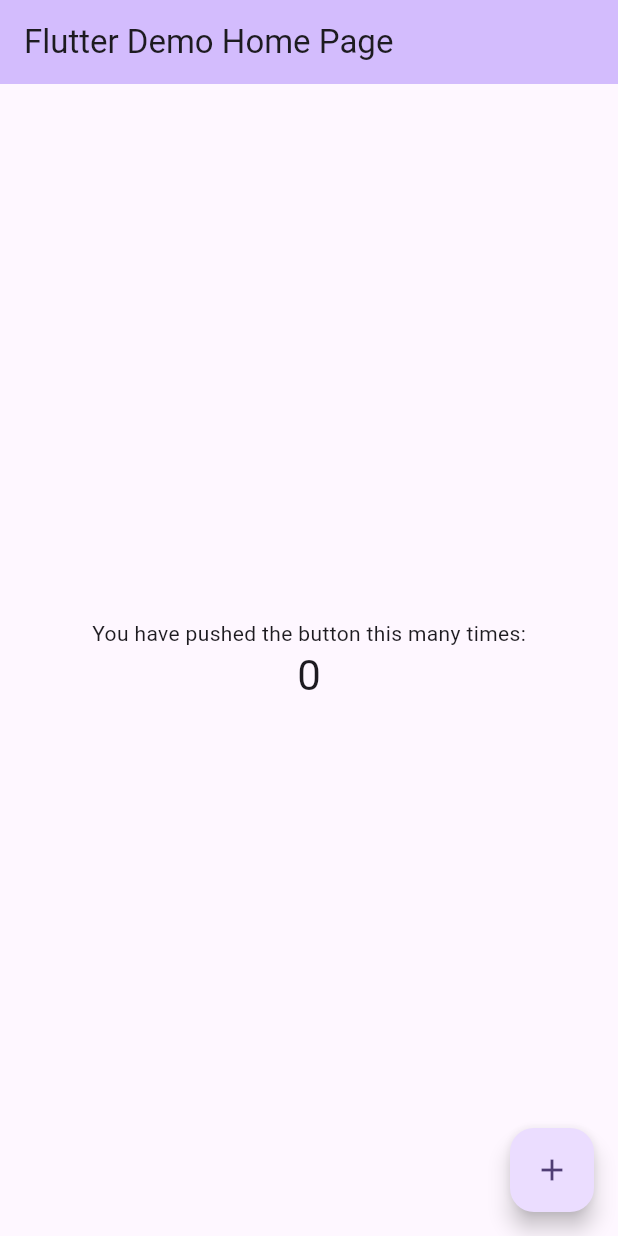
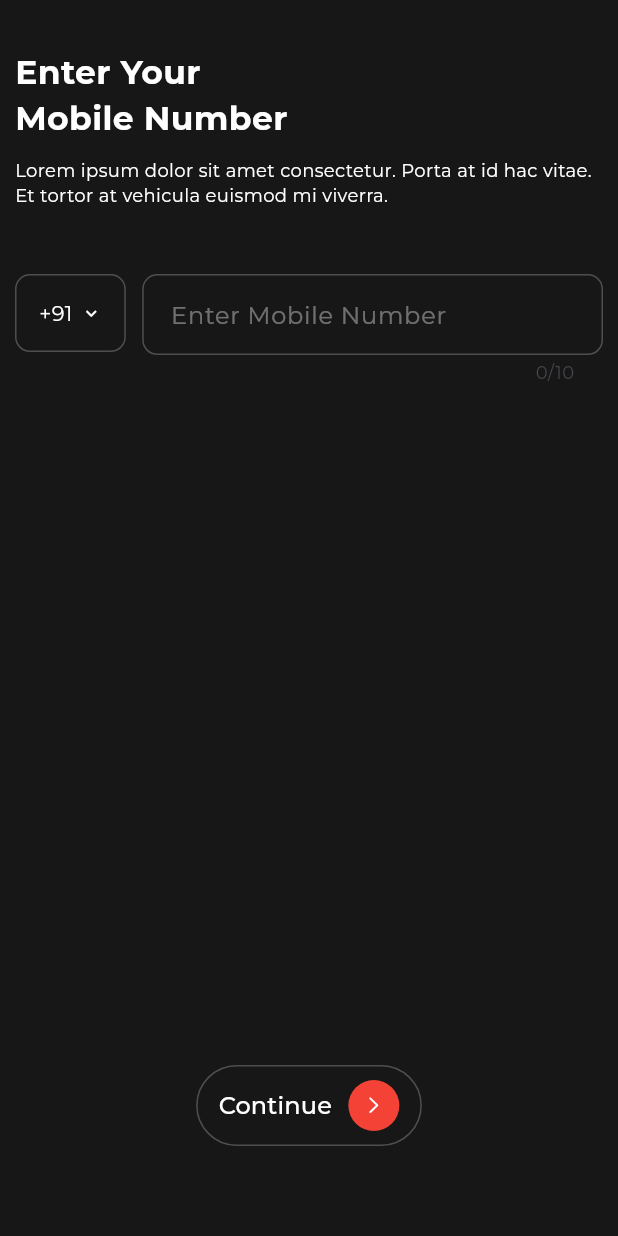
Before and after one commit to ShijasMkt/learnbook, a Flutter app: the screen it shows after launch, on a phone screen of 412 x 824 dp. Run offline on Flutter 3.47's test engine with Material 3 defaults, Android fonts, the phone set to English and light mode, and no system bars; our stand-ins replace dio, flutter_riverpod, flutter_secure_storage, google_fonts.

Commit message:
Created Dio setup and Login Page - Initialized dio - Created login page - Created page switcher

```diff
--- /dev/null
+++ b/lib/core/network/api_endpoints.dart
@@ -0,0 +1,7 @@
+class ApiEndpoints {
+  static const baseUrl = "https://frijo.noviindus.in/api/";
+  static const otpVerified = "otp_verified";
+  static const categoryList = "category_list";
+  static const home = "home";
+  static const myFeed = "my_feed";
+}
--- /dev/null
+++ b/lib/core/network/dio_client.dart
@@ -0,0 +1,28 @@
+import 'package:dio/dio.dart';
+import 'package:learnbook/core/network/api_endpoints.dart';
+import 'package:learnbook/core/network/dio_interceptor.dart';
+import 'package:learnbook/core/storage/secure_storage_service.dart';
+
+class DioClient {
+  late final Dio dio;
+
+  DioClient(SecureStorageService storage) {
+    dio = Dio(
+      BaseOptions(
+        baseUrl: ApiEndpoints.baseUrl,
+        headers: {
+          "Accept": "application/json",
+        }
+      )
+    );
+
+    dio.interceptors.add(DioInterceptor(storage));
+
+    dio.interceptors.add(
+      LogInterceptor(
+        requestBody: true,
+        responseBody: true
+      )
+    );
+  }
+}
--- /dev/null
+++ b/lib/core/network/dio_interceptor.dart
@@ -0,0 +1,27 @@
+import 'package:dio/dio.dart';
+import 'package:learnbook/core/storage/secure_storage_service.dart';
+
+class DioInterceptor extends Interceptor {
+  final SecureStorageService storage;
+
+  DioInterceptor(this.storage);
+
+  @override
+  void onRequest(RequestOptions options, RequestInterceptorHandler handler) async{
+    final token = await storage.getToken();
+
+    if(token != null) {
+      options.headers['Authorization'] = 'Bearer $token';
+    }
+
+    return handler.next(options);
+  }
+
+  @override
+  void onError(DioException err, ErrorInterceptorHandler handler) {
+    if(err.response?.statusCode == 401){
+      storage.clearToken();
+    }
+    return handler.next(err);
+  }
+}
--- /dev/null
+++ b/lib/core/storage/secure_storage_service.dart
@@ -0,0 +1,19 @@
+import 'package:flutter_secure_storage/flutter_secure_storage.dart';
+
+class SecureStorageService {
+  static const _storage = FlutterSecureStorage();
+
+  static const _tokenKey = 'access_token';
+
+  Future<void> saveToken(String token) async {
+    await _storage.write(key: _tokenKey, value: token);
+  }
+
+  Future<String?> getToken() async {
+    return await _storage.read(key: _tokenKey);
+  }
+
+  Future<void> clearToken() async {
+    await _storage.delete(key: _tokenKey);
+  }
+}
--- /dev/null
+++ b/lib/core/utils/custom_sized_box.dart
@@ -0,0 +1,11 @@
+import 'package:flutter/material.dart';
+import 'package:learnbook/core/utils/responsive.dart';
+
+//sizedbox with height and width
+extension CustomSizedBox on BuildContext {
+  SizedBox customSizedBoxHgt(BuildContext context, double height) =>
+      SizedBox(height: context.width(height));
+
+  SizedBox customSizedBoxWdt(BuildContext context, double width) =>
+      SizedBox(width: context.width(width));
+}
--- /dev/null
+++ b/lib/core/utils/responsive.dart
@@ -0,0 +1,8 @@
+import 'package:flutter/material.dart';
+
+
+extension ResponsiveSize on BuildContext {
+  double width(double width) {
+    return MediaQuery.sizeOf(this).width * (width / 376);
+  }
+}
--- /dev/null
+++ b/lib/features/auth/presentation/providers/phn_num_provider.dart
@@ -0,0 +1,5 @@
+import 'package:flutter_riverpod/flutter_riverpod.dart';
+
+final phoneNumProvider = StateProvider<String>((ref) {
+  return "";
+});
--- /dev/null
+++ b/lib/features/auth/presentation/screens/login_screen.dart
@@ -0,0 +1,172 @@
+import 'package:flutter/cupertino.dart';
+import 'package:flutter/material.dart';
+import 'package:flutter_riverpod/flutter_riverpod.dart';
+import 'package:dio/dio.dart';
+import 'package:learnbook/core/network/api_endpoints.dart';
+import 'package:learnbook/core/storage/secure_storage_service.dart';
+import 'package:learnbook/core/utils/custom_sized_box.dart';
+import 'package:learnbook/features/auth/presentation/providers/phn_num_provider.dart';
+import 'package:learnbook/features/home/presentation/screens/home_screen.dart';
+
+class LoginScreen extends ConsumerWidget {
+  final Dio dio;
+  final SecureStorageService storage;
+  const LoginScreen({super.key, required this.dio, required this.storage});
+
+  @override
+  Widget build(BuildContext context, WidgetRef ref) {
+    Future<void> login(BuildContext context) async {
+      final phNum = ref.read(phoneNumProvider);
+      if (phNum.isEmpty || phNum.length < 10) {
+        ScaffoldMessenger.of(context).showSnackBar(
+          const SnackBar(content: Text("Please enter a valid number")),
+        );
+        return;
+      }
+      try {
+        final response = await dio.post(
+          ApiEndpoints.otpVerified,
+          data: FormData.fromMap({"country_code": "+91", "phone": phNum}),
+        );
+
+        final token = response.data['token']['access'];
+        await storage.saveToken(token);
+
+        Navigator.pushReplacement(
+          context,
+          MaterialPageRoute(builder: (_) => HomeScreen(dio: dio)),
+        );
+      } on DioException catch (e) {
+        ScaffoldMessenger.of(
+          context,
+        ).showSnackBar(const SnackBar(content: Text("Login Failed")));
+      }
+    }
+
+    return Scaffold(
+      body: SafeArea(
+        child: Padding(
+          padding: const EdgeInsets.all(10),
+          child: Column(
+            crossAxisAlignment: CrossAxisAlignment.start,
+            children: [
+              context.customSizedBoxHgt(context, 20),
+              Text(
+                "Enter Your\nMobile Number",
+                style: TextStyle(
+                  color: Colors.white,
+                  fontSize: 22,
+                  fontWeight: FontWeight.bold,
+                ),
+                maxLines: 2,
+              ),
+              context.customSizedBoxHgt(context, 10),
+              Text(
+                "Lorem ipsum dolor sit amet consectetur. Porta at id hac vitae. Et tortor at vehicula euismod mi viverra.",
+                style: TextStyle(color: Colors.white, fontSize: 12),
+              ),
+              context.customSizedBoxHgt(context, 40),
+              Row(
+                crossAxisAlignment: CrossAxisAlignment.start,
+                children: [
+                  Container(
+                    padding: const EdgeInsets.all(15),
+                    decoration: BoxDecoration(
+                      borderRadius: BorderRadius.circular(10),
+                      border: Border.all(color: Colors.white24),
+                    ),
+                    child: Row(
+                      children: [
+                        Text(
+                          "+91",
+                          style: TextStyle(color: Colors.white, fontSize: 14),
+                        ),
+                        context.customSizedBoxWdt(context, 5),
+                        Icon(
+                          Icons.keyboard_arrow_down,
+                          color: Colors.white,
+                          size: 14,
+                        ),
+                      ],
+                    ),
+                  ),
+                  context.customSizedBoxWdt(context, 10),
+
+                  Expanded(
+                    child: TextField(
+                      maxLength: 10,
+                      onChanged: (value) {
+                        ref.read(phoneNumProvider.notifier).state = value;
+                      },
+                      keyboardType: TextInputType.phone,
+                      style: TextStyle(color: Colors.white),
+                      decoration: InputDecoration(
+                        hintText: "Enter Mobile Number",
+                        hintStyle: TextStyle(color: Colors.white38),
+                        filled: true,
+                        fillColor: Colors.transparent,
+                        contentPadding: EdgeInsets.all(15),
+                        enabledBorder: OutlineInputBorder(
+                          borderRadius: BorderRadius.circular(10),
+                          borderSide: BorderSide(color: Colors.white24),
+                        ),
+                        focusedBorder: OutlineInputBorder(
+                          borderRadius: BorderRadius.circular(10),
+                          borderSide: BorderSide(color: Colors.white24),
+                        ),
+                      ),
+                    ),
+                  ),
+                ],
+              ),
+              Spacer(),
+
+              Align(
+                alignment: Alignment.bottomCenter,
+                child: Padding(
+                  padding: const EdgeInsets.only(bottom: 50),
+                  child: TextButton(
+                    onPressed: () => login(context),
+                    style: TextButton.styleFrom(
+                      padding: const EdgeInsets.symmetric(
+                        horizontal: 15,
+                        vertical: 10,
+                      ),
+                      shape: RoundedRectangleBorder(
+                        borderRadius: BorderRadius.circular(50),
+                        side: const BorderSide(color: Colors.white24),
+                      ),
+                    ),
+                    child: Row(
+                      mainAxisSize: MainAxisSize.min,
+                      children: [
+                        const Text(
+                          "Continue",
+                          style: TextStyle(color: Colors.white, fontSize: 16),
+                        ),
+                        context.customSizedBoxWdt(context, 10),
+
+                        Container(
+                          padding: const EdgeInsets.all(10),
+                          decoration: const BoxDecoration(
+                            shape: BoxShape.circle,
+                            color: Colors.red,
+                          ),
+                          child: const Icon(
+                            CupertinoIcons.chevron_right,
+                            color: Colors.white,
+                            size: 14,
+                          ),
+                        ),
+                      ],
+                    ),
+                  ),
+                ),
+              ),
+            ],
+          ),
+        ),
+      ),
+    );
+  }
+}
--- /dev/null
+++ b/lib/features/auth/presentation/widgets/page_switcher.dart
@@ -0,0 +1,49 @@
+import 'package:flutter/material.dart';
+import 'package:learnbook/core/network/dio_client.dart';
+import 'package:learnbook/core/storage/secure_storage_service.dart';
+import 'package:learnbook/features/auth/presentation/screens/login_screen.dart';
+import 'package:learnbook/features/home/presentation/screens/home_screen.dart';
+
+class PageSwitcher extends StatefulWidget {
+  const PageSwitcher({super.key});
+
+  @override
+  State<PageSwitcher> createState() => _PageSwitcherState();
+}
+
+class _PageSwitcherState extends State<PageSwitcher> {
+  final SecureStorageService _storage = SecureStorageService();
+
+  late final DioClient _dioClient;
+
+  @override
+  void initState() {
+    super.initState();
+    _dioClient = DioClient(_storage);
+  }
+
+  Future<bool> _checkLogin() async {
+    final token = await _storage.getToken();
+    return token != null;
+  }
+
+  @override
+  Widget build(BuildContext context) {
+    return FutureBuilder<bool>(
+      future: _checkLogin(),
+      builder: (context, snapshot) {
+        if (!snapshot.hasData) {
+          return const Scaffold(
+            body: Center(child: CircularProgressIndicator()),
+          );
+        }
+
+        if (snapshot.data == true) {
+          return HomeScreen(dio: _dioClient.dio);
+        } else {
+          return LoginScreen(dio: _dioClient.dio, storage: _storage);
+        }
+      },
+    );
+  }
+}
--- /dev/null
+++ b/lib/features/home/presentation/screens/home_screen.dart
@@ -0,0 +1,12 @@
+import 'package:flutter/material.dart';
+import 'package:dio/dio.dart';
+
+class HomeScreen extends StatelessWidget {
+  final Dio dio;
+  const HomeScreen({super.key, required this.dio});
+
+  @override
+  Widget build(BuildContext context) {
+    return const Placeholder();
+  }
+}
--- a/lib/main.dart
+++ b/lib/main.dart
@@ -1,122 +1,30 @@
 import 'package:flutter/material.dart';
+import 'package:flutter_riverpod/flutter_riverpod.dart';
+import 'package:learnbook/features/auth/presentation/widgets/page_switcher.dart';
+import 'package:google_fonts/google_fonts.dart';
+
 
 void main() {
-  runApp(const MyApp());
+  WidgetsFlutterBinding.ensureInitialized();
+  runApp(const ProviderScope(child: MyApp()));
 }
 
 class MyApp extends StatelessWidget {
   const MyApp({super.key});
 
-  // This widget is the root of your application.
   @override
   Widget build(BuildContext context) {
     return MaterialApp(
-      title: 'Flutter Demo',
+      title: 'LearnBook',
       theme: ThemeData(
-        // This is the theme of your application.
-        //
-        // TRY THIS: Try running your application with "flutter run". You'll see
-        // the application has a purple toolbar. Then, without quitting the app,
-        // try changing the seedColor in the colorScheme below to Colors.green
-        // and then invoke "hot reload" (save your changes or press the "hot
-        // reload" button in a Flutter-supported IDE, or press "r" if you used
-        // the command line to start the app).
-        //
-        // Notice that the counter didn't reset back to zero; the application
-        // state is not lost during the reload. To reset the state, use hot
-        // restart instead.
-        //
-        // This works for code too, not just values: Most code changes can be
-        // tested with just a hot reload.
-        colorScheme: .fromSeed(seedColor: Colors.deepPurple),
+        scaffoldBackgroundColor: Color(0xff171717),
+        progressIndicatorTheme: const ProgressIndicatorThemeData(
+          color: Colors.white
+        ),
+        textTheme: GoogleFonts.montserratTextTheme()
+
       ),
-      home: const MyHomePage(title: 'Flutter Demo Home Page'),
+      home: PageSwitcher(),
     );
   }
 }
-
-class MyHomePage extends StatefulWidget {
-  const MyHomePage({super.key, required this.title});
-
-  // This widget is the home page of your application. It is stateful, meaning
-  // that it has a State object (defined below) that contains fields that affect
-  // how it looks.
-
-  // This class is the configuration for the state. It holds the values (in this
-  // case the title) provided by the parent (in this case the App widget) and
-  // used by the build method of the State. Fields in a Widget subclass are
-  // always marked "final".
-
-  final String title;
-
-  @override
-  State<MyHomePage> createState() => _MyHomePageState();
-}
-
-class _MyHomePageState extends State<MyHomePage> {
-  int _counter = 0;
-
-  void _incrementCounter() {
-    setState(() {
-      // This call to setState tells the Flutter framework that something has
-      // changed in this State, which causes it to rerun the build method below
-      // so that the display can reflect the updated values. If we changed
-      // _counter without calling setState(), then the build method would not be
-      // called again, and so nothing would appear to happen.
-      _counter++;
-    });
-  }
-
-  @override
-  Widget build(BuildContext context) {
-    // This method is rerun every time setState is called, for instance as done
-    // by the _incrementCounter method above.
-    //
-    // The Flutter framework has been optimized to make rerunning build methods
-    // fast, so that you can just rebuild anything that needs updating rather
-    // than having to individually change instances of widgets.
-    return Scaffold(
-      appBar: AppBar(
-        // TRY THIS: Try changing the color here to a specific color (to
-        // Colors.amber, perhaps?) and trigger a hot reload to see the AppBar
-        // change color while the other colors stay the same.
-        backgroundColor: Theme.of(context).colorScheme.inversePrimary,
-        // Here we take the value from the MyHomePage object that was created by
-        // the App.build method, and use it to set our appbar title.
-        title: Text(widget.title),
-      ),
-      body: Center(
-        // Center is a layout widget. It takes a single child and positions it
-        // in the middle of the parent.
-        child: Column(
-          // Column is also a layout widget. It takes a list of children and
-          // arranges them vertically. By default, it sizes itself to fit its
-          // children horizontally, and tries to be as tall as its parent.
-          //
-          // Column has various properties to control how it sizes itself and
-          // how it positions its children. Here we use mainAxisAlignment to
-          // center the children vertically; the main axis here is the vertical
-          // axis because Columns are vertical (the cross axis would be
-          // horizontal).
-          //
-          // TRY THIS: Invoke "debug painting" (choose the "Toggle Debug Paint"
-          // action in the IDE, or press "p" in the console), to see the
-          // wireframe for each widget.
-          mainAxisAlignment: .center,
-          children: [
-            const Text('You have pushed the button this many times:'),
-            Text(
-              '$_counter',
-              style: Theme.of(context).textTheme.headlineMedium,
-            ),
-          ],
-        ),
-      ),
-      floatingActionButton: FloatingActionButton(
-        onPressed: _incrementCounter,
-        tooltip: 'Increment',
-        child: const Icon(Icons.add),
-      ),
-    );
-  }
-}
--- a/pubspec.yaml
+++ b/pubspec.yaml
@@ -34,6 +34,10 @@ dependencies:
   # The following adds the Cupertino Icons font to your application.
   # Use with the CupertinoIcons class for iOS style icons.
   cupertino_icons: ^1.0.8
+  flutter_secure_storage: ^10.0.0
+  dio: ^5.9.1
+  flutter_riverpod: ^2.5.1
+  google_fonts: ^8.0.1
 
 dev_dependencies:
   flutter_test:
@@ -45,6 +49,8 @@ dev_dependencies:
   # package. See that file for information about deactivating specific lint
   # rules and activating additional ones.
   flutter_lints: ^6.0.0
+
+
 
 # For information on the generic Dart part of this file, see the
 # following page: https://dart.dev/tools/pub/pubspec
```
Also changed, not shown: pubspec.lock, 5 other files.
